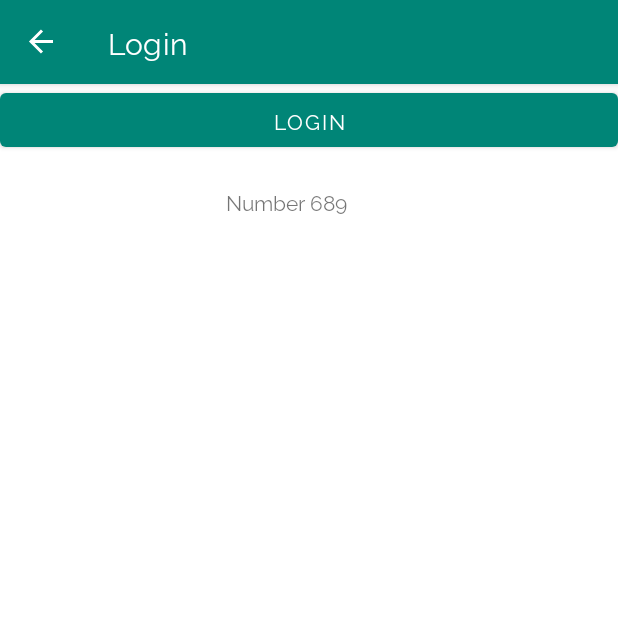
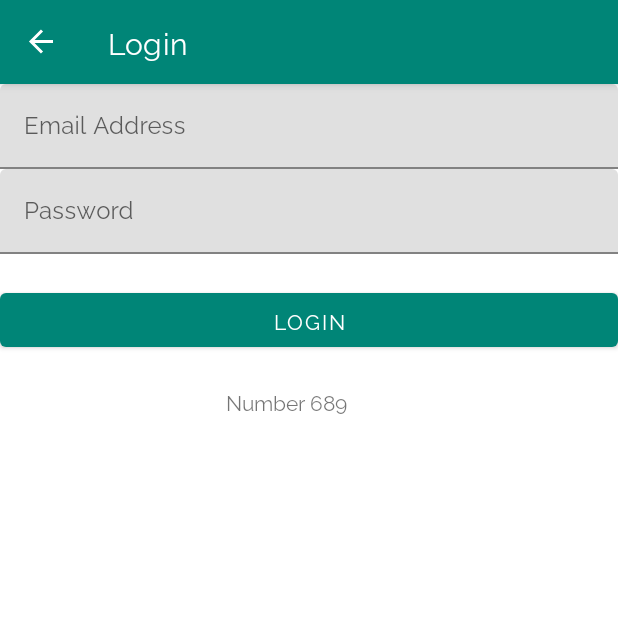
Before and after one commit to Aravindh1505/AndroidBaseSetup, an Android app: the screen it shows after launch (MainActivity), after a tap on "LOGIN", on a phone screen of 412 x 824 dp, the top half of it. Run offline under Robolectric (Android 15) with nearby library versions, the phone set to English and light mode, and no system bars; our stand-ins replace data binding, navigation-ui.

Commit message:
Completed room database and recyclerView

```diff
--- a/app/src/main/java/com/aravindh/andriodbasesetup/MainActivity.kt
+++ b/app/src/main/java/com/aravindh/andriodbasesetup/MainActivity.kt
@@ -8,7 +8,6 @@ import androidx.navigation.NavController
 import androidx.navigation.findNavController
 import androidx.navigation.ui.NavigationUI
 import com.aravindh.andriodbasesetup.databinding.ActivityMainBinding
-import com.aravindh.andriodbasesetup.utils.Logger
 
 class MainActivity : AppCompatActivity() {
 
@@ -18,10 +17,12 @@ class MainActivity : AppCompatActivity() {
 
     override fun onCreate(savedInstanceState: Bundle?) {
         super.onCreate(savedInstanceState)
-        Logger.d("onCreate")
+        //Logger.d("onCreate")
 
         val binding: ActivityMainBinding =
             DataBindingUtil.setContentView(this, R.layout.activity_main)
+
+
 
         drawerLayout = binding.drawerLayout
         navController = findNavController(R.id.navHostFragment)
@@ -33,7 +34,7 @@ class MainActivity : AppCompatActivity() {
         return NavigationUI.navigateUp(navController, drawerLayout)
     }
 
-    override fun onStart() {
+    /*override fun onStart() {
         super.onStart()
         Logger.d("onStart")
     }
@@ -61,5 +62,5 @@ class MainActivity : AppCompatActivity() {
     override fun onRestart() {
         super.onRestart()
         Logger.d("onRestart")
-    }
+    }*/
 }
--- a/app/src/main/java/com/aravindh/andriodbasesetup/database/MyDatabase.kt
+++ b/app/src/main/java/com/aravindh/andriodbasesetup/database/MyDatabase.kt
@@ -4,6 +4,8 @@ import android.content.Context
 import androidx.room.Database
 import androidx.room.Room
 import androidx.room.RoomDatabase
+import com.aravindh.andriodbasesetup.database.dao.UserDao
+import com.aravindh.andriodbasesetup.database.entities.User
 
 @Database(entities = [User::class], version = 1, exportSchema = false)
 abstract class MyDatabase : RoomDatabase() {
@@ -29,7 +31,6 @@ abstract class MyDatabase : RoomDatabase() {
 
                     INSTANCE = instance
                 }
-
                 return instance
             }
         }
--- a/app/src/main/java/com/aravindh/andriodbasesetup/database/UserDao.kt
+++ b/app/src/main/java/com/aravindh/andriodbasesetup/database/dao/UserDao.kt
@@ -1,10 +1,11 @@
-package com.aravindh.andriodbasesetup.database
+package com.aravindh.andriodbasesetup.database.dao
 
 import androidx.lifecycle.LiveData
 import androidx.room.Dao
 import androidx.room.Insert
 import androidx.room.Query
 import androidx.room.Update
+import com.aravindh.andriodbasesetup.database.entities.User
 
 @Dao
 interface UserDao {
@@ -21,6 +22,9 @@ interface UserDao {
     @Query("select * from user_table order by userId desc")
     fun getAllUsers(): LiveData<List<User>>
 
+    @Query("select count(*) from user_table")
+    fun getCount(): LiveData<Int>
+
     @Query("delete from user_table")
     fun clear()
 }
--- a/app/src/main/java/com/aravindh/andriodbasesetup/ui/login/LoginFragment.kt
+++ b/app/src/main/java/com/aravindh/andriodbasesetup/ui/login/LoginFragment.kt
@@ -11,6 +11,7 @@ import androidx.lifecycle.Observer
 import com.aravindh.andriodbasesetup.R
 import com.aravindh.andriodbasesetup.base.BaseFragment
 import com.aravindh.andriodbasesetup.databinding.FragmentLoginBinding
+import com.aravindh.andriodbasesetup.utils.ErrorCodes
 import com.aravindh.andriodbasesetup.utils.getViewModel
 
 /**
@@ -21,23 +22,29 @@ class LoginFragment : BaseFragment() {
     private lateinit var binding: FragmentLoginBinding
 
 
-    private val viewModel: LoginViewModel by lazy {
-        getViewModel { LoginViewModel(65) }
-    }
-
     override fun onCreateView(
         inflater: LayoutInflater, container: ViewGroup?,
         savedInstanceState: Bundle?
     ): View? {
         // Inflate the layout for this fragment
         binding = DataBindingUtil.inflate(inflater, R.layout.fragment_login, container, false)
+
+        val application = requireNotNull(this.activity).application
+
+        val viewModel = getViewModel {
+            LoginViewModel(application)
+        }
+
         binding.loginViewModel = viewModel
         binding.lifecycleOwner = this
 
-
-        viewModel.navigate.observe(this, Observer {
-            if (it) {
-                //navigationTransaction(LoginFragmentDirections.actionLoginFragmentToProfileFragment())
+        viewModel.status.observe(this, Observer {
+            when (it) {
+                ErrorCodes.ERROR_EMAIL -> showToast("Invalid email address")
+                ErrorCodes.ERROR_PASSWORD -> showToast("Invalid password")
+                ErrorCodes.SUCCESS -> {
+                    showToast("Success")
+                }
             }
         })
 
--- a/app/src/main/java/com/aravindh/andriodbasesetup/ui/login/LoginViewModel.kt
+++ b/app/src/main/java/com/aravindh/andriodbasesetup/ui/login/LoginViewModel.kt
@@ -1,13 +1,23 @@
 package com.aravindh.andriodbasesetup.ui.login
 
+import android.app.Application
+import androidx.lifecycle.AndroidViewModel
 import androidx.lifecycle.LiveData
 import androidx.lifecycle.MutableLiveData
-import androidx.lifecycle.ViewModel
+import com.aravindh.andriodbasesetup.utils.ErrorCodes
 import com.aravindh.andriodbasesetup.utils.Logger
 
-class LoginViewModel(finalScore: Int) : ViewModel() {
+class LoginViewModel(application: Application) : AndroidViewModel(application) {
 
-    val finalScore = 7
+
+    //Get values from login form
+    var email: String? = null
+    var password: String? = null
+
+    //ERROR STATUS
+    private var _status = MutableLiveData<Int>()
+    val status: LiveData<Int>
+        get() = _status
 
     private val _navigate = MutableLiveData<Boolean>()
     val navigate: LiveData<Boolean>
@@ -19,15 +29,30 @@ class LoginViewModel(finalScore: Int) : ViewModel() {
         get() = _randomNumber
 
     init {
-        Logger.d("LoginViewModel created $finalScore")
-
         _navigate.value = false
         _randomNumber.value = getRandomNumber()
     }
 
     fun navigate() {
-        _randomNumber.value = getRandomNumber()
-        _navigate.value = true
+
+        //            UiUtils.showMessage(getApplication(), "Email or Password is empty")
+
+        if (email.isNullOrEmpty()) {
+            Logger.d("Email is empty")
+            _status.value = ErrorCodes.ERROR_EMAIL
+            return
+        } else if (password.isNullOrEmpty()) {
+            Logger.d("Password is empty")
+            _status.value = ErrorCodes.ERROR_PASSWORD
+        } else {
+            _status.value = ErrorCodes.SUCCESS
+            Logger.d("Email : $email")
+            Logger.d("Password : $password")
+        }
+
+
+//        _randomNumber.value = getRandomNumber()
+//        _navigate.value = true
     }
 
 
--- a/app/src/main/java/com/aravindh/andriodbasesetup/utils/Logger.kt
+++ b/app/src/main/java/com/aravindh/andriodbasesetup/utils/Logger.kt
@@ -58,7 +58,7 @@ object Logger {
         Log.e(TAG, createLog(data))
     }
 
-    fun showMessage(context: Context, message: String) {
+    fun showMessage(context: Context?, message: String?) {
         if (isDebugMode) {
             getMethodNames(Throwable().stackTrace)
             Toast.makeText(context, message, Toast.LENGTH_SHORT).show()
--- a/app/src/main/res/layout/fragment_login.xml
+++ b/app/src/main/res/layout/fragment_login.xml
@@ -15,11 +15,40 @@
         android:orientation="vertical"
         tools:context=".ui.login.LoginFragment">
 
+        <com.google.android.material.textfield.TextInputLayout
+            android:layout_width="match_parent"
+            android:layout_height="wrap_content"
+            android:hint="Email Address">
+
+            <com.google.android.material.textfield.TextInputEditText
+                android:id="@+id/email_address_edit_text"
+                android:layout_width="match_parent"
+                android:layout_height="wrap_content"
+                android:inputType="textEmailAddress"
+                android:text="@={loginViewModel.email}" />
+
+        </com.google.android.material.textfield.TextInputLayout>
+
+        <com.google.android.material.textfield.TextInputLayout
+            android:layout_width="match_parent"
+            android:layout_height="wrap_content"
+            android:hint="Password">
+
+            <com.google.android.material.textfield.TextInputEditText
+                android:id="@+id/password_edit_text"
+                android:layout_width="match_parent"
+                android:layout_height="wrap_content"
+                android:inputType="textPassword"
+                android:text="@={loginViewModel.password}" />
+
+        </com.google.android.material.textfield.TextInputLayout>
+
 
         <Button
             android:id="@+id/button_login"
             android:layout_width="match_parent"
             android:layout_height="wrap_content"
+            android:layout_marginTop="20dp"
             android:onClick="@{() -> loginViewModel.navigate()}"
             android:text="@string/st_login" />
 
@@ -29,8 +58,8 @@
             android:layout_height="wrap_content"
             android:layout_gravity="center"
             android:layout_marginTop="20dp"
-            android:text="@{@string/random_number(loginViewModel.randomNumber)}"
-            android:hint="Random Number" />
+            android:hint="Random Number"
+            android:text="@{@string/random_number(loginViewModel.randomNumber)}" />
 
     </LinearLayout>
 </layout>
--- a/app/src/main/res/values/colors.xml
+++ b/app/src/main/res/values/colors.xml
@@ -5,4 +5,8 @@
     <color name="colorPrimaryDark">#00574B</color>
     <color name="colorAccent">#008577</color>
 
+    <color name="colorWhite">#FFFFFF</color>
+    <color name="colorBlack">#000000</color>
+    <color name="colorBackground">#d3d3d3</color>
+
 </resources>
```
Also changed, not shown: app/src/main/java/com/aravindh/andriodbasesetup/database/entities/User.kt (renamed from app/src/main/java/com/aravindh/andriodbasesetup/database/User.kt, +5 -5 lines), app/src/main/java/com/aravindh/andriodbasesetup/ui/register/RegisterFragment.kt (+26 -11 lines), app/src/main/java/com/aravindh/andriodbasesetup/ui/register/RegisterViewModel.kt (+39 -23 lines), app/src/main/java/com/aravindh/andriodbasesetup/ui/register/UserAdapter.kt (added, +49 -0 lines), app/src/main/java/com/aravindh/andriodbasesetup/utils/ErrorCodes.kt (added, +11 -0 lines), app/src/main/java/com/aravindh/andriodbasesetup/utils/UiUtils.kt (added, +12 -0 lines), app/src/main/res/layout/adapter_user.xml (added, +36 -0 lines), app/src/main/res/layout/fragment_register.xml (+17 -5 lines), app/src/main/java/com/aravindh/andriodbasesetup/utils/BaseViewModelFactory.kt (line endings or trailing spaces).
